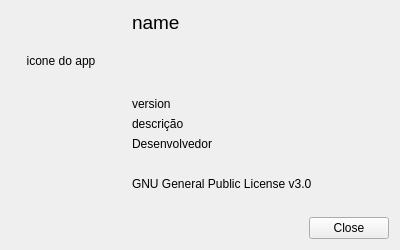
Old version of the form zapzap/view/about.ui in the repository rafatosta/zapzap.
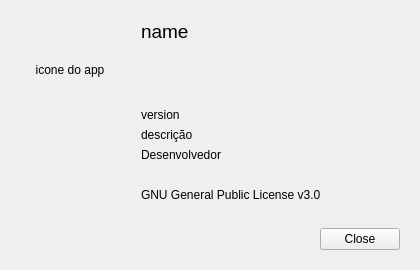
New version of the form.

```diff
--- a/zapzap/view/about.ui
+++ b/zapzap/view/about.ui
@@ -9,26 +9,38 @@
    <rect>
     <x>0</x>
     <y>0</y>
-    <width>400</width>
-    <height>250</height>
+    <width>420</width>
+    <height>270</height>
    </rect>
   </property>
   <property name="minimumSize">
    <size>
-    <width>400</width>
-    <height>250</height>
+    <width>420</width>
+    <height>270</height>
    </size>
   </property>
   <property name="maximumSize">
    <size>
-    <width>400</width>
-    <height>250</height>
+    <width>420</width>
+    <height>270</height>
    </size>
   </property>
   <property name="windowTitle">
    <string>About Zapzap</string>
   </property>
   <layout class="QVBoxLayout" name="verticalLayout_3">
+   <property name="leftMargin">
+    <number>20</number>
+   </property>
+   <property name="topMargin">
+    <number>20</number>
+   </property>
+   <property name="rightMargin">
+    <number>20</number>
+   </property>
+   <property name="bottomMargin">
+    <number>20</number>
+   </property>
    <item>
     <layout class="QHBoxLayout" name="horizontalLayout_2">
      <item>
```
